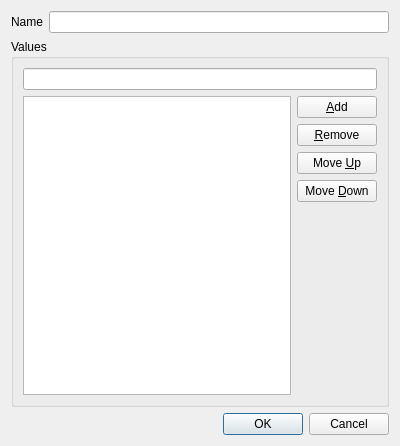
This is Gui/EditEnumerationDialog.ui in fabio-d/uml2prism as Qt 5 draws it before an edit. The edited form follows.
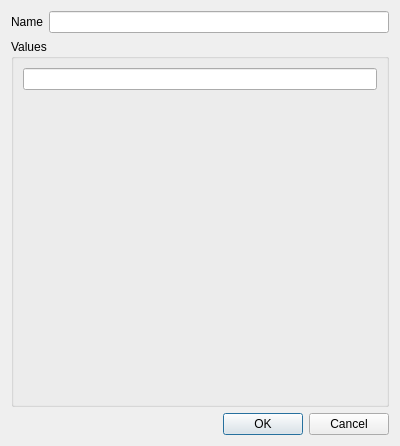
This is the edited form. Icons and pictures are not drawn. Custom widgets are drawn as their Qt base class.

Patch:
```diff
--- a/Gui/EditEnumerationDialog.ui
+++ b/Gui/EditEnumerationDialog.ui
@@ -48,69 +48,12 @@
      <property name="title">
       <string>Values</string>
      </property>
-     <layout class="QGridLayout" name="gridLayout">
-      <item row="2" column="1">
-       <widget class="QPushButton" name="removePushButton">
-        <property name="text">
-         <string>&amp;Remove</string>
-        </property>
-        <property name="icon">
-         <iconset theme="list-remove" resource="../resources/resources.qrc">
-          <normaloff>:/kde_icons/list-remove.png</normaloff>:/kde_icons/list-remove.png</iconset>
-        </property>
-       </widget>
-      </item>
-      <item row="1" column="1">
-       <widget class="QPushButton" name="addPushButton">
-        <property name="text">
-         <string>&amp;Add</string>
-        </property>
-        <property name="icon">
-         <iconset theme="list-add" resource="../resources/resources.qrc">
-          <normaloff>:/kde_icons/list-add.png</normaloff>:/kde_icons/list-add.png</iconset>
-        </property>
-       </widget>
-      </item>
-      <item row="0" column="0" colspan="2">
+     <layout class="QVBoxLayout" name="verticalLayout">
+      <item>
        <widget class="QLineEdit" name="valueLineEdit"/>
       </item>
-      <item row="3" column="1">
-       <widget class="QPushButton" name="moveUpPushButton">
-        <property name="text">
-         <string>Move &amp;Up</string>
-        </property>
-        <property name="icon">
-         <iconset theme="arrow-up" resource="../resources/resources.qrc">
-          <normaloff>:/kde_icons/arrow-up.png</normaloff>:/kde_icons/arrow-up.png</iconset>
-        </property>
-       </widget>
-      </item>
-      <item row="4" column="1">
-       <widget class="QPushButton" name="moveDownPushButton">
-        <property name="text">
-         <string>Move &amp;Down</string>
-        </property>
-        <property name="icon">
-         <iconset theme="arrow-down" resource="../resources/resources.qrc">
-          <normaloff>:/kde_icons/arrow-down.png</normaloff>:/kde_icons/arrow-down.png</iconset>
-        </property>
-       </widget>
-      </item>
-      <item row="5" column="1">
-       <spacer name="verticalSpacer">
-        <property name="orientation">
-         <enum>Qt::Vertical</enum>
-        </property>
-        <property name="sizeHint" stdset="0">
-         <size>
-          <width>0</width>
-          <height>0</height>
-         </size>
-        </property>
-       </spacer>
-      </item>
-      <item row="1" column="0" rowspan="5">
-       <widget class="QListWidget" name="valuesListWidget"/>
+      <item>
+       <widget class="Gui::EditListWidget" name="editListWidget" native="true"/>
       </item>
      </layout>
     </widget>
@@ -127,6 +70,14 @@
    </item>
   </layout>
  </widget>
+ <customwidgets>
+  <customwidget>
+   <class>Gui::EditListWidget</class>
+   <extends>QWidget</extends>
+   <header>Gui/EditListWidget.h</header>
+   <container>1</container>
+  </customwidget>
+ </customwidgets>
  <tabstops>
   <tabstop>nameLineEdit</tabstop>
   <tabstop>valueLineEdit</tabstop>
```
Left out of the diff: 85 changed lines with no effect on the pictures.
